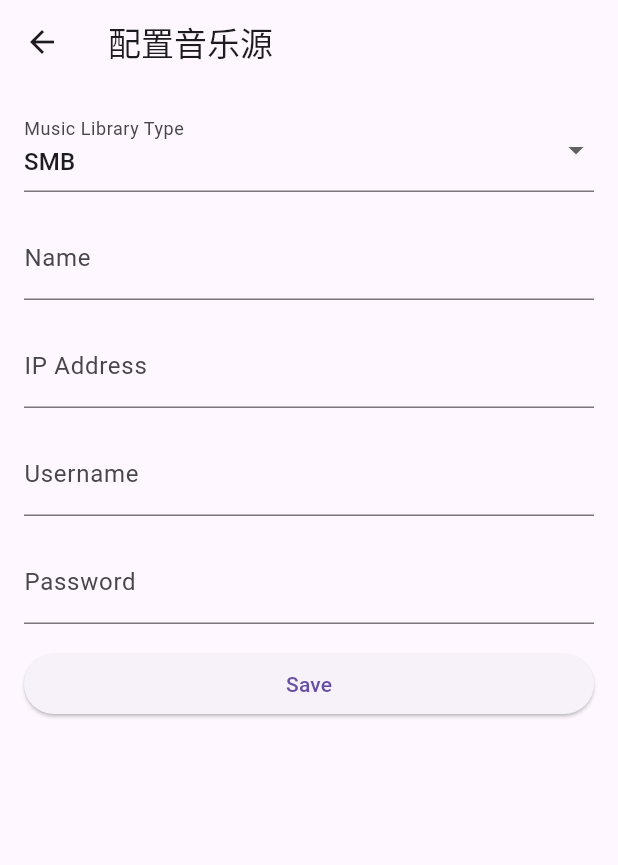
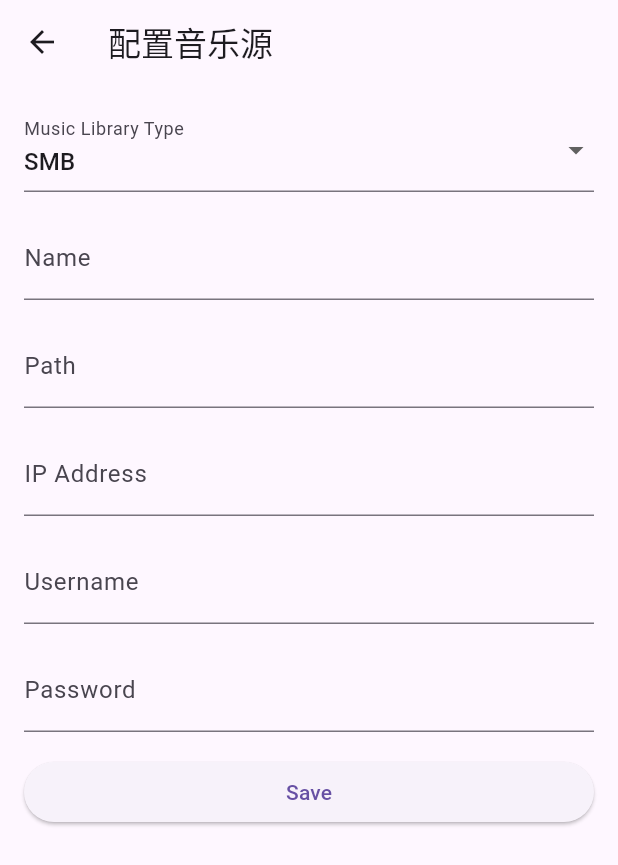
Before and after one commit to CrazyCxl/nusic, a Flutter app: the MusicRepoConfig screen opened directly, on a phone screen of 412 x 824 dp. Shown: the top 865 px of the screen. Run offline on Flutter 3.47's test engine with Material 3 defaults, Android fonts, the phone set to English and light mode, and no system bars; our stand-ins replace shared_preferences; missing offline and left inert: samba_browser; accounts and stored records are empty; generated files the repository leaves out were written again.

Commit message:
repo补充path

```diff
--- a/lib/pages/musiclistpage.dart
+++ b/lib/pages/musiclistpage.dart
@@ -77,7 +77,7 @@ class _MusicListPageState extends State<MusicListPage> {
         './local/',
         'sync.ffs_db',
         'smb://10.0.2.2/share/music/sync.ffs_db',
-        'DESKTOP-CXL-PC',
+        '',
         'cxl',
         '123',
       );
--- a/lib/pages/repository/MusicRepoConfig.dart
+++ b/lib/pages/repository/MusicRepoConfig.dart
@@ -13,6 +13,7 @@ class MusicRepoConfig extends StatefulWidget {
 
 class _MusicRepoConfigState extends State<MusicRepoConfig> {
   late TextEditingController nameController;
+  late TextEditingController pathController;
   late TextEditingController ipController;
   late TextEditingController usernameController;
   late TextEditingController passwordController;
@@ -24,6 +25,7 @@ class _MusicRepoConfigState extends State<MusicRepoConfig> {
     super.initState();
     _repoinfo = widget.initialRepo ?? Repoinfo(type: RepoType.SMB);
     nameController = TextEditingController(text: _repoinfo.name);
+    pathController = TextEditingController(text: _repoinfo.path);
     ipController = TextEditingController(text: _repoinfo.ip);
     usernameController = TextEditingController(text: _repoinfo.username);
     passwordController = TextEditingController(text: _repoinfo.password);
@@ -32,6 +34,7 @@ class _MusicRepoConfigState extends State<MusicRepoConfig> {
   @override
   void dispose() {
     nameController.dispose();
+    pathController.dispose();
     ipController.dispose();
     usernameController.dispose();
     passwordController.dispose();
@@ -53,10 +56,11 @@ class _MusicRepoConfigState extends State<MusicRepoConfig> {
               value: _repoinfo.type == RepoType.SMB ? 'SMB' : 'Local',
               onChanged: (value) {
                 setState(() {
-                  if (value == "SMB")
+                  if (value == "SMB") {
                     _repoinfo.type = RepoType.SMB;
-                  else
+                  } else {
                     _repoinfo.type = RepoType.LOCAL;
+                  }
                 });
               },
               items: ['SMB', 'Local']
@@ -80,6 +84,18 @@ class _MusicRepoConfigState extends State<MusicRepoConfig> {
               },
               decoration: InputDecoration(
                 labelText: 'Name',
+              ),
+            ),
+            SizedBox(height: 16.0),
+            TextFormField(
+              controller: pathController,
+              onChanged: (value) {
+                setState(() {
+                  _repoinfo.path = value;
+                });
+              },
+              decoration: InputDecoration(
+                labelText: 'Path',
               ),
             ),
             if (_repoinfo.type == RepoType.SMB) ...[
```
